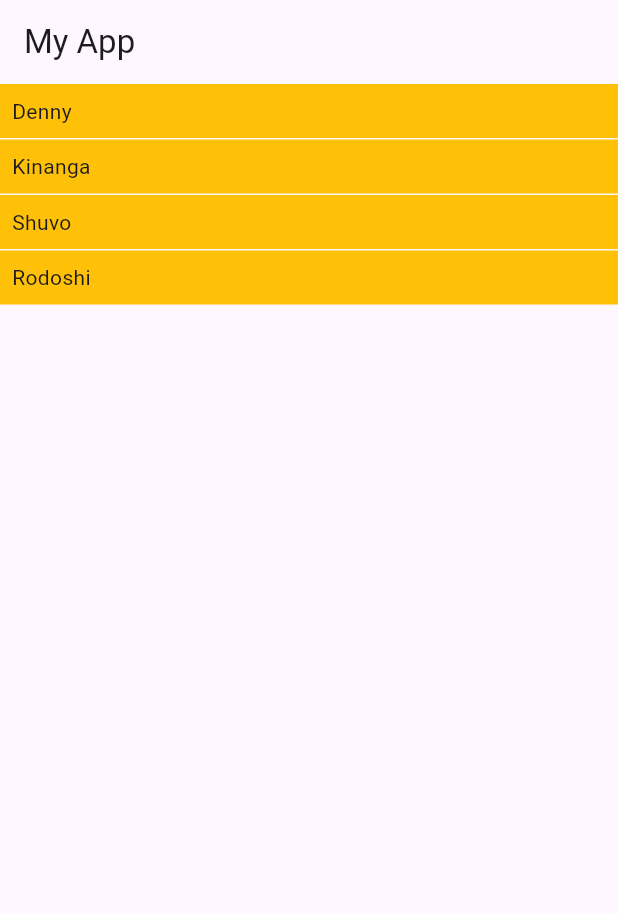
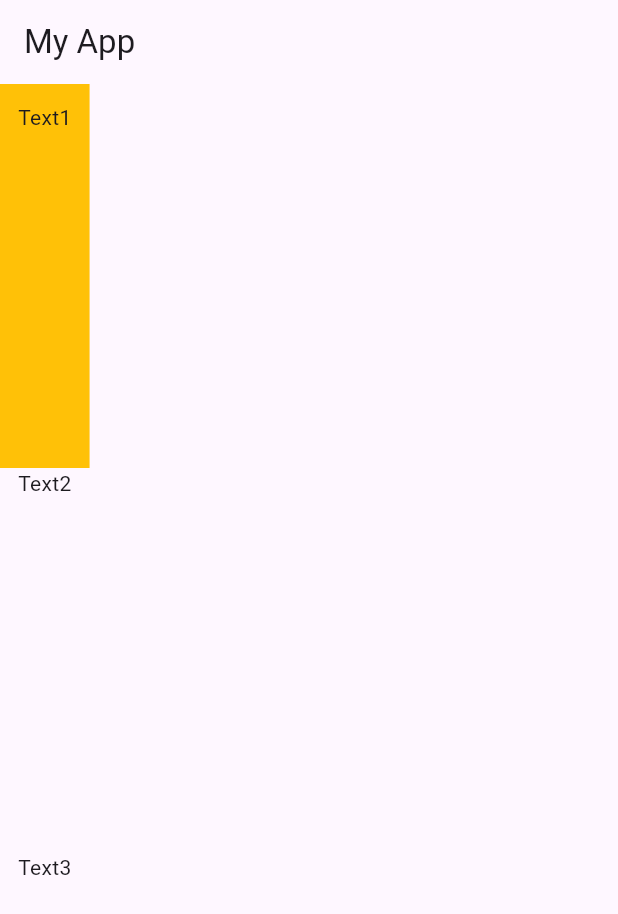
Before and after one commit to denny254/Flutter_Tutorials, a Flutter app: the screen it shows after launch, on a phone screen of 412 x 824 dp. Shown: the top 914 px of the screen. Run offline on Flutter 3.47's test engine with Material 3 defaults, Android fonts, the phone set to English and light mode, and no system bars.

Commit message:
expanded

```diff
--- a/lib/main.dart
+++ b/lib/main.dart
@@ -10,9 +10,6 @@ class MyApp extends StatelessWidget {
   // This widget is the root of your application.
   @override
   Widget build(BuildContext context) {
-
-    final List<String> friends = ["Denny", "Kinanga", "Shuvo", "Rodoshi"];
-
     return MaterialApp(
       title: 'Flutter Demo',
       theme: ThemeData(
@@ -38,15 +35,16 @@ class MyApp extends StatelessWidget {
         appBar: AppBar(
           title: const Text("My App"),
         ),
-        body:ListView.builder(
-          itemCount: friends.length,
-          itemBuilder: (context,index){
-          return Container(
-            padding: const EdgeInsets.all(8),
-            color: Colors.amber,
-            margin: const EdgeInsets.only(bottom: 1),
-            child: Text(friends[index]));
-        }),
+        body:  Column(
+          children: [
+            Expanded(child: Container(
+              padding: const EdgeInsets.all(12),
+              color: Colors.amber,
+              child: const Text("Text1"))),
+            const Expanded(child: Text("Text2")),
+            const Expanded(child: Text("Text3")),
+          ],
+        ),
       ),
     );
   }
```
